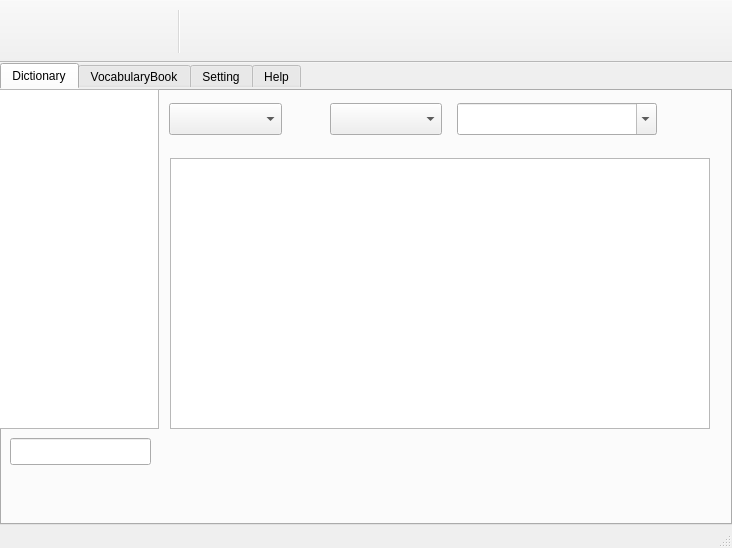
Before: the Qt Designer form src/gui/qt/mainwindow.ui in kartorz/AlphaDict, drawn with Qt 5.
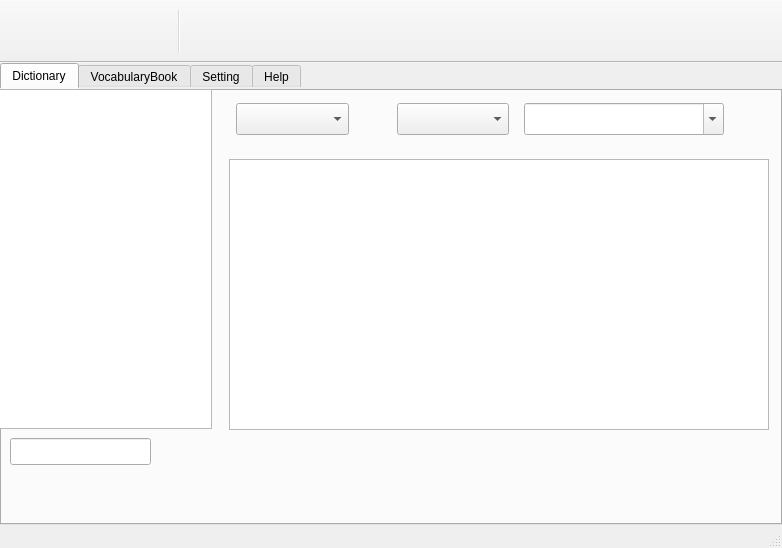
After: the same form once the commit is applied. The open tabs and pages were chosen to show the change. Icons and pictures are not drawn.

Commit message: Refine mainwindow and qt.mk

Patch:
```diff
--- a/src/gui/qt/mainwindow.ui
+++ b/src/gui/qt/mainwindow.ui
@@ -6,7 +6,7 @@
    <rect>
     <x>0</x>
     <y>0</y>
-    <width>732</width>
+    <width>782</width>
     <height>548</height>
    </rect>
   </property>
@@ -18,13 +18,13 @@
   </property>
   <property name="minimumSize">
    <size>
-    <width>708</width>
-    <height>524</height>
+    <width>782</width>
+    <height>548</height>
    </size>
   </property>
   <property name="maximumSize">
    <size>
-    <width>732</width>
+    <width>782</width>
     <height>548</height>
    </size>
   </property>
@@ -59,7 +59,7 @@
      <rect>
       <x>0</x>
       <y>0</y>
-      <width>732</width>
+      <width>782</width>
       <height>462</height>
      </rect>
     </property>
@@ -111,7 +111,7 @@
        <rect>
         <x>-1</x>
         <y>0</y>
-        <width>160</width>
+        <width>213</width>
         <height>340</height>
        </rect>
       </property>
@@ -134,7 +134,7 @@
      <widget class="QComboBox" name="srcLanComboBox">
       <property name="geometry">
        <rect>
-        <x>169</x>
+        <x>236</x>
         <y>14</y>
         <width>113</width>
         <height>32</height>
@@ -147,7 +147,7 @@
      <widget class="QComboBox" name="detLanComboBox">
       <property name="geometry">
        <rect>
-        <x>330</x>
+        <x>397</x>
         <y>14</y>
         <width>112</width>
         <height>32</height>
@@ -160,7 +160,7 @@
      <widget class="QLabel" name="label">
       <property name="geometry">
        <rect>
-        <x>289</x>
+        <x>356</x>
         <y>21</y>
         <width>32</width>
         <height>18</height>
@@ -176,8 +176,8 @@
      <widget class="QTextEdit" name="dictTextEdit">
       <property name="geometry">
        <rect>
-        <x>170</x>
-        <y>69</y>
+        <x>229</x>
+        <y>70</y>
         <width>540</width>
         <height>271</height>
        </rect>
@@ -318,8 +318,8 @@
      <widget class="QToolButton" name="saveButton">
       <property name="geometry">
        <rect>
-        <x>572</x>
-        <y>356</y>
+        <x>705</x>
+        <y>350</y>
         <width>48</width>
         <height>48</height>
        </rect>
@@ -347,8 +347,8 @@
      <widget class="QToolButton" name="netdictButton">
       <property name="geometry">
        <rect>
-        <x>641</x>
-        <y>356</y>
+        <x>630</x>
+        <y>350</y>
         <width>48</width>
         <height>48</height>
        </rect>
@@ -376,7 +376,7 @@
      <widget class="QToolButton" name="queryButton">
       <property name="geometry">
        <rect>
-        <x>662</x>
+        <x>729</x>
         <y>6</y>
         <width>48</width>
         <height>48</height>
@@ -405,7 +405,7 @@
      <widget class="QComboBox" name="inputComboBox">
       <property name="geometry">
        <rect>
-        <x>457</x>
+        <x>524</x>
         <y>14</y>
         <width>200</width>
         <height>32</height>
```
Left out of the diff: 2 changed lines with no effect on the pictures. The commit also changes 2 other files.
